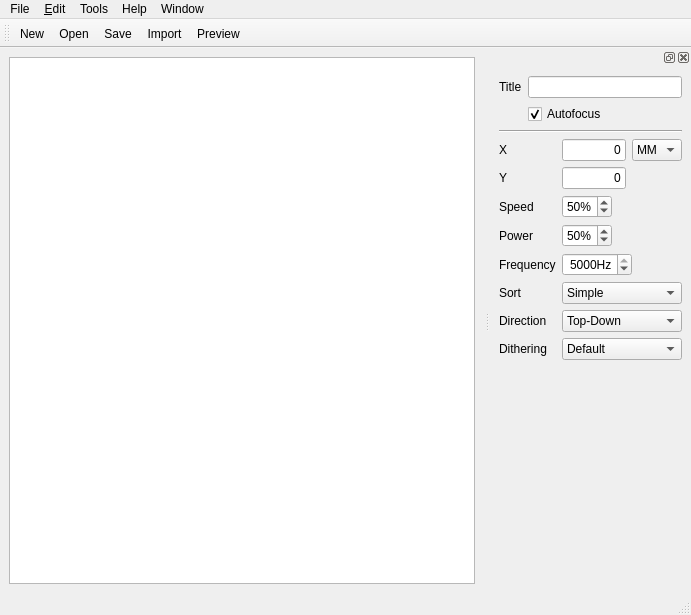
The window that src/gui/CtrlCut.ui (kallaballa/ctrl-cut) describes before a commit, drawn with Qt 5.
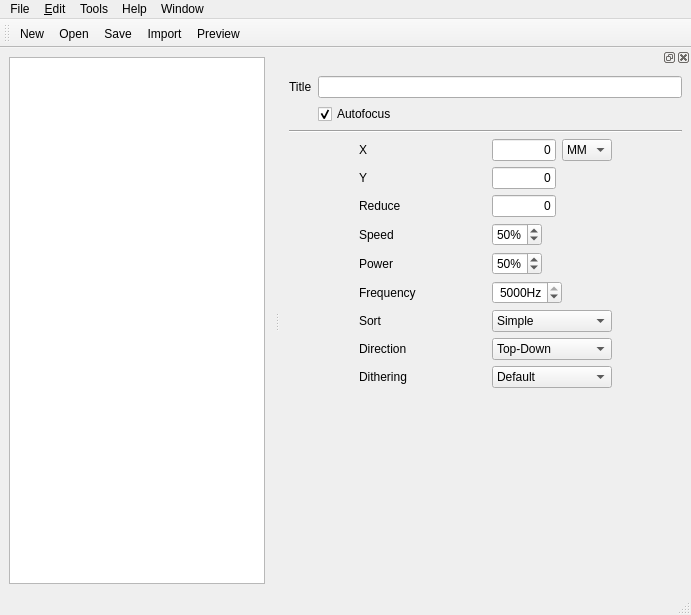
The same window after the commit. Icons and pictures are not drawn. Custom widgets are drawn as their Qt base class.

Commit message: add reduce config

```diff
--- a/src/gui/CtrlCut.ui
+++ b/src/gui/CtrlCut.ui
@@ -29,10 +29,7 @@
      <verstretch>0</verstretch>
     </sizepolicy>
    </property>
-   <layout class="QVBoxLayout" name="verticalLayout">
-    <property name="sizeConstraint">
-     <enum>QLayout::SetMaximumSize</enum>
-    </property>
+   <layout class="QHBoxLayout" name="horizontalLayout_3">
     <item>
      <layout class="QHBoxLayout" name="horizontalLayout" stretch="0">
       <item>
@@ -232,13 +229,6 @@
          </item>
         </layout>
        </item>
-       <item row="1" column="0">
-        <widget class="QLabel" name="yLabel">
-         <property name="text">
-          <string>Y</string>
-         </property>
-        </widget>
-       </item>
        <item row="1" column="1">
         <widget class="QLineEdit" name="posY">
          <property name="sizePolicy">
@@ -273,7 +263,7 @@
          </property>
         </widget>
        </item>
-       <item row="2" column="0">
+       <item row="4" column="0">
         <widget class="QLabel" name="speedLabel">
          <property name="sizePolicy">
           <sizepolicy hsizetype="Fixed" vsizetype="Preferred">
@@ -286,7 +276,7 @@
          </property>
         </widget>
        </item>
-       <item row="2" column="1">
+       <item row="4" column="1">
         <widget class="QSpinBox" name="speed">
          <property name="sizePolicy">
           <sizepolicy hsizetype="Preferred" vsizetype="Fixed">
@@ -323,7 +313,7 @@
          </property>
         </widget>
        </item>
-       <item row="3" column="0">
+       <item row="5" column="0">
         <widget class="QLabel" name="powerLabel">
          <property name="sizePolicy">
           <sizepolicy hsizetype="Minimum" vsizetype="Preferred">
@@ -336,7 +326,7 @@
          </property>
         </widget>
        </item>
-       <item row="3" column="1">
+       <item row="5" column="1">
         <widget class="QSpinBox" name="power">
          <property name="sizePolicy">
           <sizepolicy hsizetype="Preferred" vsizetype="Fixed">
@@ -364,7 +354,7 @@
          </property>
         </widget>
        </item>
-       <item row="4" column="0">
+       <item row="6" column="0">
         <widget class="QLabel" name="freqLabel">
          <property name="sizePolicy">
           <sizepolicy hsizetype="Minimum" vsizetype="Preferred">
@@ -377,7 +367,7 @@
          </property>
         </widget>
        </item>
-       <item row="4" column="1">
+       <item row="6" column="1">
         <widget class="QSpinBox" name="frequency">
          <property name="sizePolicy">
           <sizepolicy hsizetype="Fixed" vsizetype="Fixed">
@@ -408,14 +398,14 @@
          </property>
         </widget>
        </item>
-       <item row="5" column="0">
+       <item row="7" column="0">
         <widget class="QLabel" name="sortLabel">
          <property name="text">
           <string>Sort</string>
          </property>
         </widget>
        </item>
-       <item row="5" column="1">
+       <item row="7" column="1">
         <widget class="QComboBox" name="sort">
          <property name="currentIndex">
           <number>0</number>
@@ -445,14 +435,14 @@
          </item>
         </widget>
        </item>
-       <item row="6" column="0">
+       <item row="8" column="0">
         <widget class="QLabel" name="directionLabel">
          <property name="text">
           <string>Direction</string>
          </property>
         </widget>
        </item>
-       <item row="6" column="1">
+       <item row="8" column="1">
         <widget class="QComboBox" name="direction">
          <item>
           <property name="text">
@@ -466,14 +456,14 @@
          </item>
         </widget>
        </item>
-       <item row="7" column="0">
+       <item row="9" column="0">
         <widget class="QLabel" name="ditherLabel">
          <property name="text">
           <string>Dithering</string>
          </property>
         </widget>
        </item>
-       <item row="7" column="1">
+       <item row="9" column="1">
         <widget class="QComboBox" name="dithering">
          <property name="sizeAdjustPolicy">
           <enum>QComboBox::AdjustToContentsOnFirstShow</enum>
@@ -523,6 +513,54 @@
          </item>
         </widget>
        </item>
+       <item row="3" column="0">
+        <widget class="QLabel" name="reduceLabel">
+         <property name="text">
+          <string>Reduce</string>
+         </property>
+        </widget>
+       </item>
+       <item row="1" column="0">
+        <widget class="QLabel" name="yLabel">
+         <property name="text">
+          <string>Y</string>
+         </property>
+        </widget>
+       </item>
+       <item row="3" column="1">
+        <widget class="QLineEdit" name="reduceEdit">
+         <property name="sizePolicy">
+          <sizepolicy hsizetype="Minimum" vsizetype="Fixed">
+           <horstretch>0</horstretch>
+           <verstretch>0</verstretch>
+          </sizepolicy>
+         </property>
+         <property name="minimumSize">
+          <size>
+           <width>64</width>
+           <height>0</height>
+          </size>
+         </property>
+         <property name="maximumSize">
+          <size>
+           <width>64</width>
+           <height>16777215</height>
+          </size>
+         </property>
+         <property name="text">
+          <string>0</string>
+         </property>
+         <property name="maxLength">
+          <number>8</number>
+         </property>
+         <property name="alignment">
+          <set>Qt::AlignRight|Qt::AlignTrailing|Qt::AlignVCenter</set>
+         </property>
+         <property name="placeholderText">
+          <string>0</string>
+         </property>
+        </widget>
+       </item>
       </layout>
      </item>
      <item>
@@ -540,7 +578,6 @@
      </item>
     </layout>
     <zorder>verticalSpacer</zorder>
-    <zorder>gridLayoutWidget</zorder>
     <zorder>line</zorder>
    </widget>
   </widget>
```
The commit also changes 10 other files.
